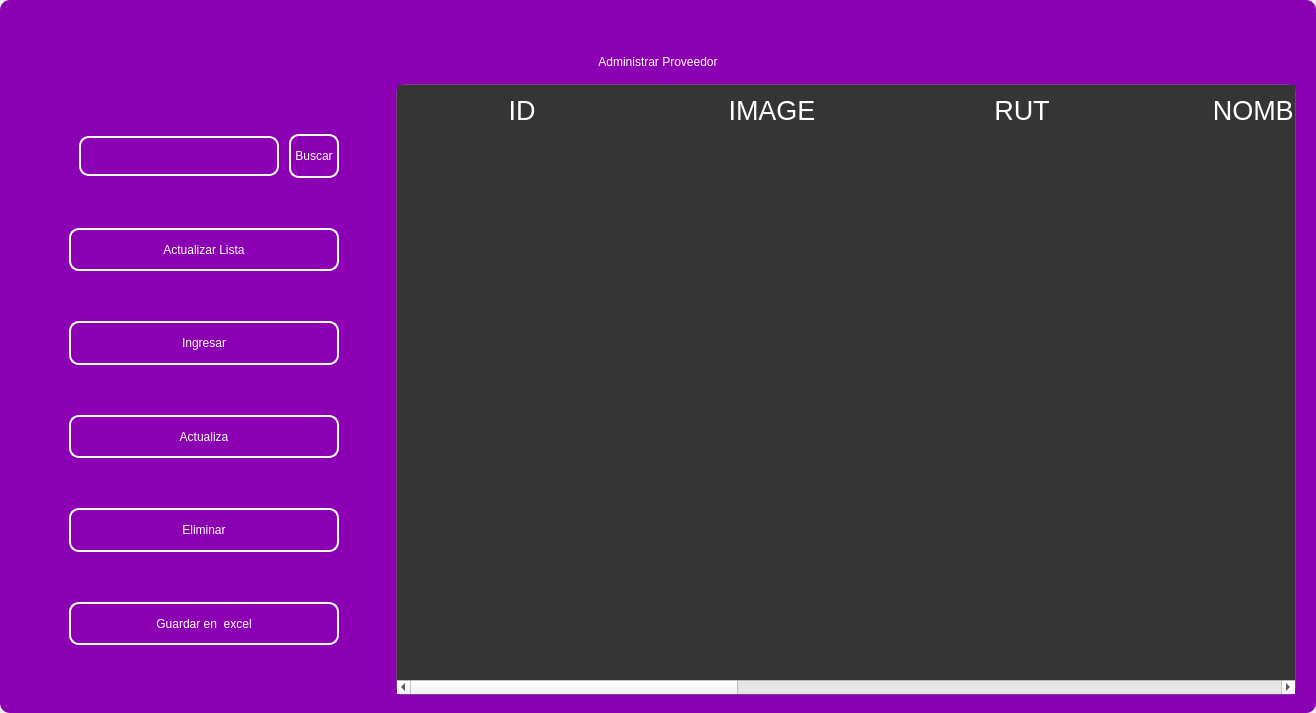
Before: the Qt Designer form design/standar/mainprovider4.ui in codemiguel-dev/ERP-EmprendeSoft-Desktop, drawn with Qt 5.
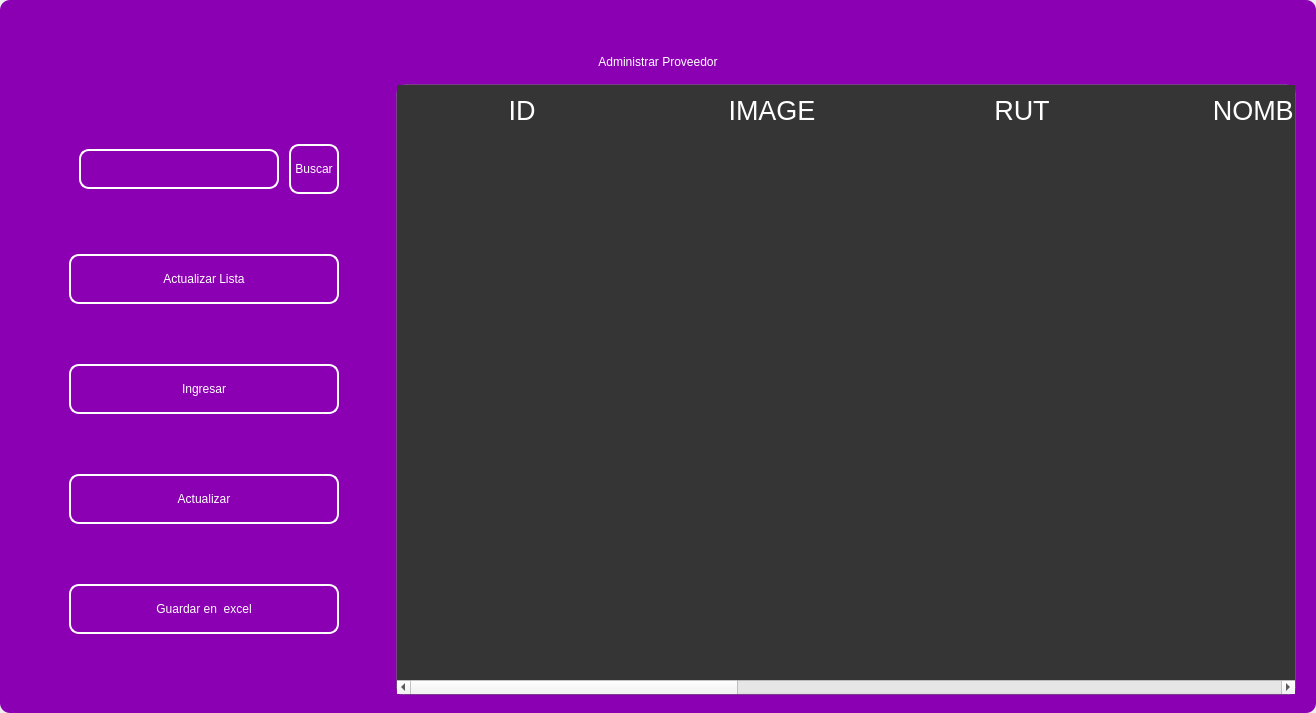
After: the same form once the commit is applied. Icons and pictures are not drawn.

Diff of the .ui file:
```diff
--- a/design/standar/mainprovider4.ui
+++ b/design/standar/mainprovider4.ui
@@ -630,51 +630,7 @@
 }</string>
               </property>
               <property name="text">
-               <string>Actualiza</string>
-              </property>
-              <property name="iconSize">
-               <size>
-                <width>35</width>
-                <height>35</height>
-               </size>
-              </property>
-             </widget>
-            </item>
-            <item>
-             <widget class="QPushButton" name="btn_delete">
-              <property name="minimumSize">
-               <size>
-                <width>0</width>
-                <height>40</height>
-               </size>
-              </property>
-              <property name="maximumSize">
-               <size>
-                <width>300</width>
-                <height>50</height>
-               </size>
-              </property>
-              <property name="cursor">
-               <cursorShape>PointingHandCursor</cursorShape>
-              </property>
-              <property name="styleSheet">
-               <string notr="true">QPushButton{
-border-radius:10px; 
-font: 12pt &quot;Arial&quot;;
-color: rgb(255, 255, 254);
-border: 2px solid #ffffff;
-}
-
-QPushButton:hover{
-border-radius:10px; 
-font: 12pt &quot;Arial&quot;;
-color: rgb(255, 255, 255);
-border: 2px solid rgb(120, 0, 171);
-	background-color: rgb(120, 0, 171);
-}</string>
-              </property>
-              <property name="text">
-               <string>Eliminar</string>
+               <string>Actualizar</string>
               </property>
               <property name="iconSize">
                <size>
```
